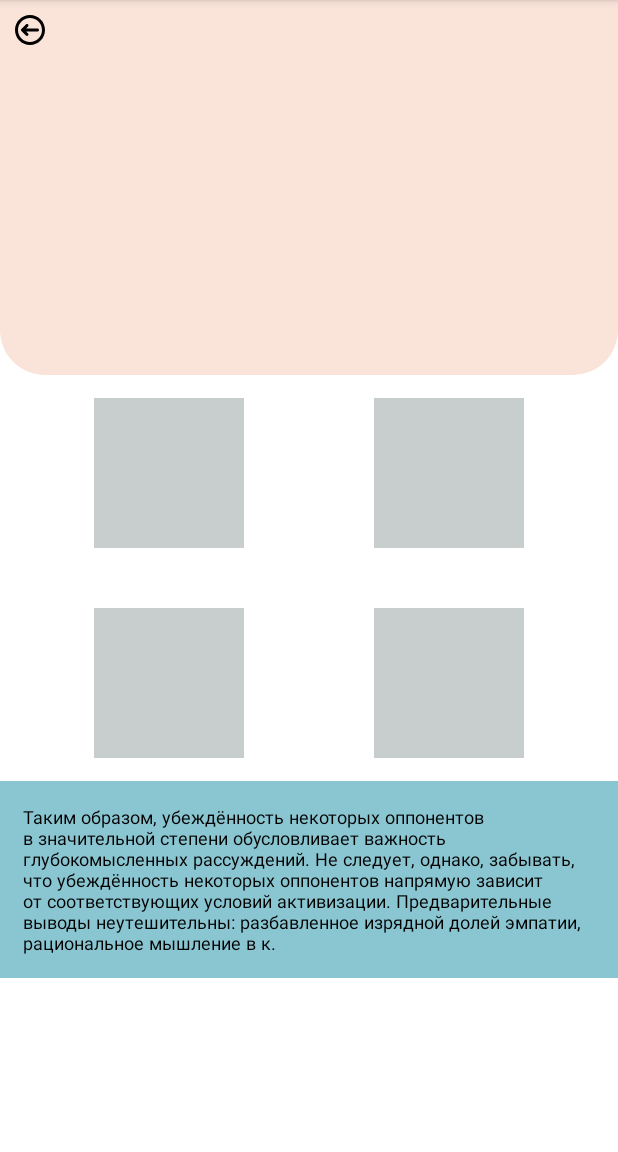
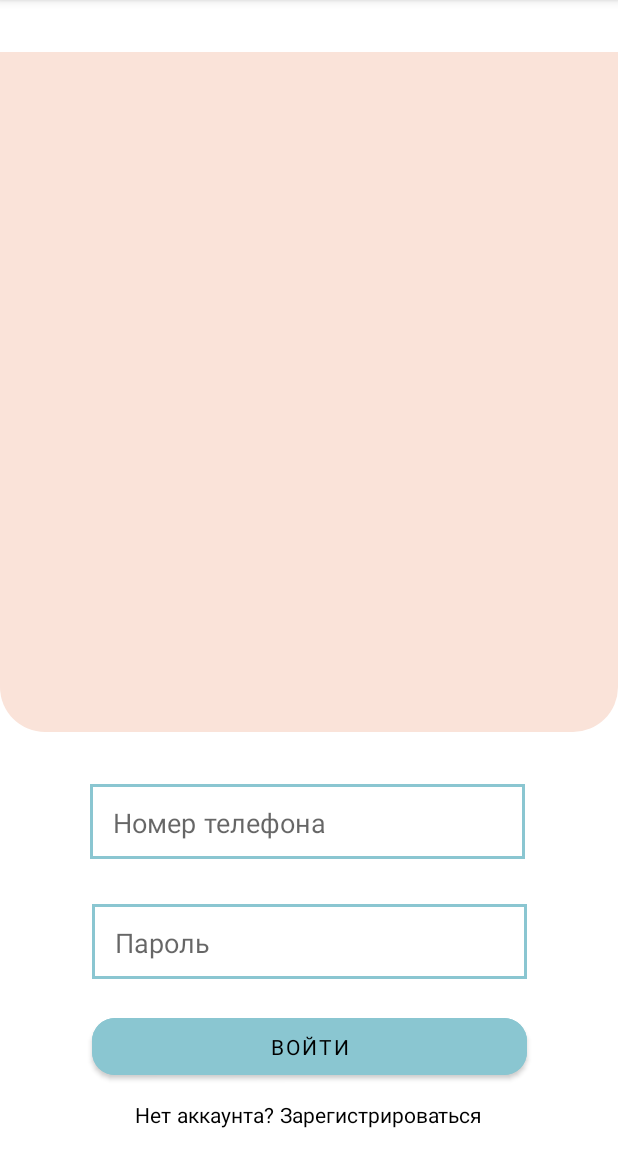
Before and after one commit to nikitakosh/event_aggregator, an Android app: the screen it shows after launch (EventHome before the commit, MainActivity after it), on a phone screen of 412 x 824 dp, the part 84-1236 px from its top. Run offline under Robolectric (Android 15) with nearby library versions, the phone set to English and light mode, and no system bars; our stand-ins replace data binding.

Commit message:
add LoginFragment, MainFragment, RegistrationFragment

```diff
--- a/app/src/main/java/com/example/event_aggregator2/EventHome.java
+++ b/app/src/main/java/com/example/event_aggregator2/EventHome.java
@@ -1,5 +1,6 @@
 package com.example.event_aggregator2;
 
+import androidx.annotation.NonNull;
 import androidx.appcompat.app.AppCompatActivity;
 
 import android.os.Bundle;
--- a/app/src/main/java/com/example/event_aggregator2/MainActivity.java
+++ b/app/src/main/java/com/example/event_aggregator2/ui/MainActivity.java
@@ -1,9 +1,12 @@
-package com.example.event_aggregator2;
+package com.example.event_aggregator2.ui;
 
 import androidx.appcompat.app.AppCompatActivity;
 
 import android.content.Intent;
 import android.os.Bundle;
+
+import com.example.event_aggregator2.EventHome;
+import com.example.event_aggregator2.R;
 
 public class MainActivity extends AppCompatActivity {
 
@@ -11,7 +14,5 @@ public class MainActivity extends AppCompatActivity {
     protected void onCreate(Bundle savedInstanceState) {
         super.onCreate(savedInstanceState);
         setContentView(R.layout.activity_main);
-        Intent intent = new Intent(this, EventHome.class);
-        startActivity(intent);
     }
 }
--- /dev/null
+++ b/app/src/main/java/com/example/event_aggregator2/ui/login/LoginFragment.java
@@ -0,0 +1,31 @@
+package com.example.event_aggregator2.ui.login;
+
+import android.os.Bundle;
+
+import androidx.annotation.Nullable;
+import androidx.fragment.app.Fragment;
+import androidx.lifecycle.ViewModelProvider;
+
+import android.view.LayoutInflater;
+import android.view.View;
+import android.view.ViewGroup;
+
+import com.example.event_aggregator2.R;
+import com.example.event_aggregator2.databinding.FragmentLoginBinding;
+
+public class LoginFragment extends Fragment {
+    private LoginViewModel viewModel;
+    private FragmentLoginBinding binding;
+    @Override
+    public void onCreate(@Nullable Bundle savedInstanceState) {
+        super.onCreate(savedInstanceState);
+        viewModel = new ViewModelProvider(this).get(LoginViewModel.class);
+    }
+
+    @Override
+    public View onCreateView(LayoutInflater inflater, ViewGroup container,
+                             Bundle savedInstanceState) {
+        binding = FragmentLoginBinding.inflate(inflater);
+        return binding.getRoot();
+    }
+}
--- /dev/null
+++ b/app/src/main/java/com/example/event_aggregator2/ui/login/LoginViewModel.java
@@ -0,0 +1,14 @@
+package com.example.event_aggregator2.ui.login;
+
+import androidx.lifecycle.MutableLiveData;
+import androidx.lifecycle.ViewModel;
+
+public class LoginViewModel extends ViewModel {
+    private final MutableLiveData<Boolean> isLogged = new MutableLiveData<>(null);
+
+    public MutableLiveData<Boolean> isLogged() {
+        return isLogged;
+    }
+
+
+}
--- a/app/src/main/res/layout/activity_event_home.xml
+++ b/app/src/main/res/layout/activity_event_home.xml
@@ -110,14 +110,6 @@
                 app:layout_constraintTop_toTopOf="parent"
                 app:srcCompat="@drawable/go_back" />
 
-            <com.google.android.gms.maps.MapView
-                android:id="@+id/mapView"
-                android:layout_width="match_parent"
-                android:layout_height="100dp"
-                android:layout_marginTop="15dp"
-                app:layout_constraintTop_toBottomOf="parent"
-                tools:layout_editor_absoluteX="-63dp" />
-
         </androidx.constraintlayout.widget.ConstraintLayout>
     </ScrollView>
 
--- a/app/src/main/res/layout/activity_main.xml
+++ b/app/src/main/res/layout/activity_main.xml
@@ -4,15 +4,18 @@
     xmlns:tools="http://schemas.android.com/tools"
     android:layout_width="match_parent"
     android:layout_height="match_parent"
-    tools:context=".MainActivity">
+    tools:context=".ui.MainActivity">
 
-    <TextView
-        android:layout_width="wrap_content"
-        android:layout_height="wrap_content"
-        android:text="Hello World!"
+    <androidx.fragment.app.FragmentContainerView
+        android:id="@+id/nav_host_fragment"
+        android:name="androidx.navigation.fragment.NavHostFragment"
+        android:layout_width="0dp"
+        android:layout_height="0dp"
+        app:defaultNavHost="true"
         app:layout_constraintBottom_toBottomOf="parent"
-        app:layout_constraintEnd_toEndOf="parent"
-        app:layout_constraintStart_toStartOf="parent"
-        app:layout_constraintTop_toTopOf="parent" />
+        app:layout_constraintLeft_toLeftOf="parent"
+        app:layout_constraintRight_toRightOf="parent"
+        app:layout_constraintTop_toTopOf="parent"
+        app:navGraph="@navigation/nav_graph" />
 
 </androidx.constraintlayout.widget.ConstraintLayout>
--- /dev/null
+++ b/app/src/main/res/layout/fragment_login.xml
@@ -0,0 +1,103 @@
+<?xml version="1.0" encoding="utf-8"?>
+<layout xmlns:android="http://schemas.android.com/apk/res/android"
+    xmlns:app="http://schemas.android.com/apk/res-auto"
+    xmlns:tools="http://schemas.android.com/tools">
+
+    <data>
+
+    </data>
+
+    <androidx.constraintlayout.widget.ConstraintLayout
+        android:layout_width="match_parent"
+        android:layout_height="match_parent"
+        tools:context=".ui.login.LoginFragment">
+
+        <View
+            android:layout_width="match_parent"
+            android:layout_height="453dp"
+            android:layout_marginBottom="280dp"
+            android:background="@drawable/registration_rectangle"
+            app:layout_constraintBottom_toBottomOf="parent"
+            tools:ignore="MissingConstraints"
+            tools:layout_editor_absoluteX="16dp" />
+
+        <View
+            android:id="@+id/view3"
+            android:layout_width="290dp"
+            android:layout_height="50dp"
+            android:layout_marginBottom="30dp"
+            android:background="@drawable/input_rectangle"
+            app:layout_constraintBottom_toTopOf="@+id/view5"
+            app:layout_constraintEnd_toEndOf="parent"
+            app:layout_constraintHorizontal_bias="0.492"
+            app:layout_constraintStart_toStartOf="parent"
+            tools:ignore="MissingConstraints" />
+
+        <View
+            android:id="@+id/view5"
+            android:layout_width="290dp"
+            android:layout_height="50dp"
+            android:layout_marginBottom="20dp"
+            android:background="@drawable/input_rectangle"
+            app:layout_constraintBottom_toTopOf="@+id/button"
+            app:layout_constraintEnd_toEndOf="parent"
+            app:layout_constraintStart_toStartOf="parent"
+            tools:ignore="MissingConstraints" />
+
+        <EditText
+            android:id="@+id/editTextTextPersonName4"
+            android:layout_width="260dp"
+            android:layout_height="wrap_content"
+            android:background="@null"
+            android:ems="10"
+            android:fontFamily="@font/inter"
+            android:hint="Номер телефона"
+            android:inputType="textPersonName"
+            app:layout_constraintBottom_toBottomOf="@+id/view3"
+            app:layout_constraintEnd_toEndOf="@+id/view3"
+            app:layout_constraintStart_toStartOf="@+id/view3"
+            app:layout_constraintTop_toTopOf="@+id/view3" />
+
+        <EditText
+            android:id="@+id/editTextTextPersonName5"
+            android:layout_width="260dp"
+            android:layout_height="wrap_content"
+            android:background="@null"
+            android:ems="10"
+            android:fontFamily="@font/inter"
+            android:hint="Пароль"
+            android:inputType="textPersonName"
+            app:layout_constraintBottom_toBottomOf="@+id/view5"
+            app:layout_constraintEnd_toEndOf="@+id/view5"
+            app:layout_constraintStart_toStartOf="@+id/view5"
+            app:layout_constraintTop_toTopOf="@+id/view5" />
+
+        <Button
+            android:id="@+id/button"
+            android:layout_width="290dp"
+            android:layout_height="50dp"
+            android:layout_marginBottom="10dp"
+            android:backgroundTint="@color/fourth"
+            android:fontFamily="@font/inter"
+            android:text="Войти"
+            android:textColor="@color/black"
+            app:cornerRadius="15dp"
+            app:layout_constraintBottom_toTopOf="@+id/textView"
+            app:layout_constraintEnd_toEndOf="parent"
+            app:layout_constraintStart_toStartOf="parent"
+            tools:ignore="MissingConstraints" />
+
+        <TextView
+            android:id="@+id/textView"
+            android:layout_width="wrap_content"
+            android:layout_height="wrap_content"
+            android:layout_marginBottom="15dp"
+            android:fontFamily="@font/inter"
+            android:text="Нет аккаунта? Зарегистрироваться"
+            android:textColor="@color/black"
+            app:layout_constraintBottom_toBottomOf="parent"
+            app:layout_constraintEnd_toEndOf="parent"
+            app:layout_constraintStart_toStartOf="parent" />
+
+    </androidx.constraintlayout.widget.ConstraintLayout>
+</layout>
--- /dev/null
+++ b/app/src/main/res/navigation/nav_graph.xml
@@ -0,0 +1,30 @@
+<?xml version="1.0" encoding="utf-8"?>
+<navigation xmlns:android="http://schemas.android.com/apk/res/android"
+    xmlns:app="http://schemas.android.com/apk/res-auto"
+    xmlns:tools="http://schemas.android.com/tools"
+    android:id="@+id/nav_graph"
+    app:startDestination="@id/loginFragment">
+
+    <fragment
+        android:id="@+id/loginFragment"
+        android:name="com.example.event_aggregator2.ui.login.LoginFragment"
+        android:label="fragment_login"
+        tools:layout="@layout/fragment_login" />
+    <fragment
+        android:id="@+id/registrationFragment"
+        android:name="com.example.event_aggregator2.ui.registration.RegistrationFragment"
+        android:label="fragment_registration"
+        tools:layout="@layout/fragment_registration" />
+    <fragment
+        android:id="@+id/mainFragment"
+        android:name="com.example.event_aggregator2.ui.main.MainFragment"
+        android:label="fragment_main"
+        tools:layout="@layout/fragment_main" >
+        <action
+            android:id="@+id/action_mainFragment_to_loginFragment"
+            app:destination="@id/loginFragment" />
+        <action
+            android:id="@+id/action_mainFragment_to_registrationFragment"
+            app:destination="@id/registrationFragment" />
+    </fragment>
+</navigation>
--- a/app/src/main/res/values/strings.xml
+++ b/app/src/main/res/values/strings.xml
@@ -1,4 +1,6 @@
 <resources>
     <string name="app_name">event_aggregator2</string>
     <string name="about_yourself">В рамках спецификации современных стандартов, тщательные исследования конкурентов, которые представляют собой яркий пример континентально-европейского типа политической культуры, будут описаны максимально подробно. Также как высокое качество позиционных исследований влечет за собой процесс внедрения и модернизации анализа существующих паттернов поведения. </string>
+    <!-- TODO: Remove or change this placeholder text -->
+    <string name="hello_blank_fragment">Hello blank fragment</string>
 </resources>
```
Also changed, not shown: app/build.gradle (+11 -2 lines), app/src/main/AndroidManifest.xml (+8 -2 lines), app/src/main/java/com/example/event_aggregator2/ui/main/MainFragment.java (added, +37 -0 lines), app/src/main/java/com/example/event_aggregator2/ui/main/MainViewModel.java (added, +7 -0 lines), app/src/main/res/layout/fragment_main.xml (added, +16 -0 lines), app/src/main/res/layout/fragment_registration.xml (added, +154 -0 lines).
